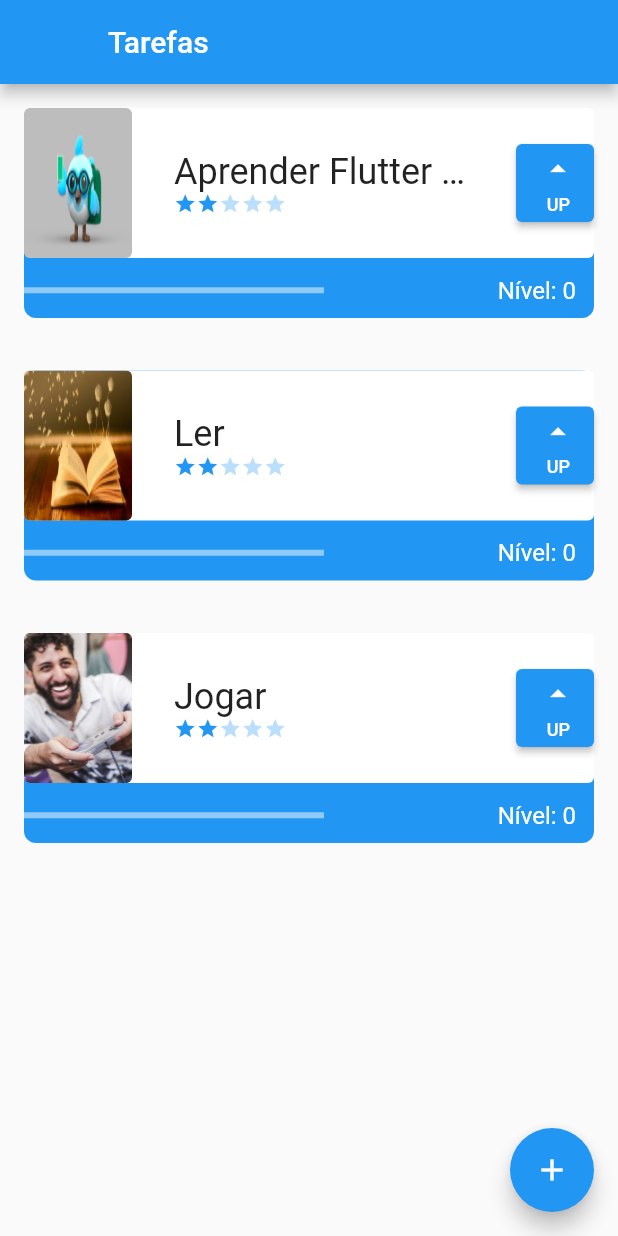
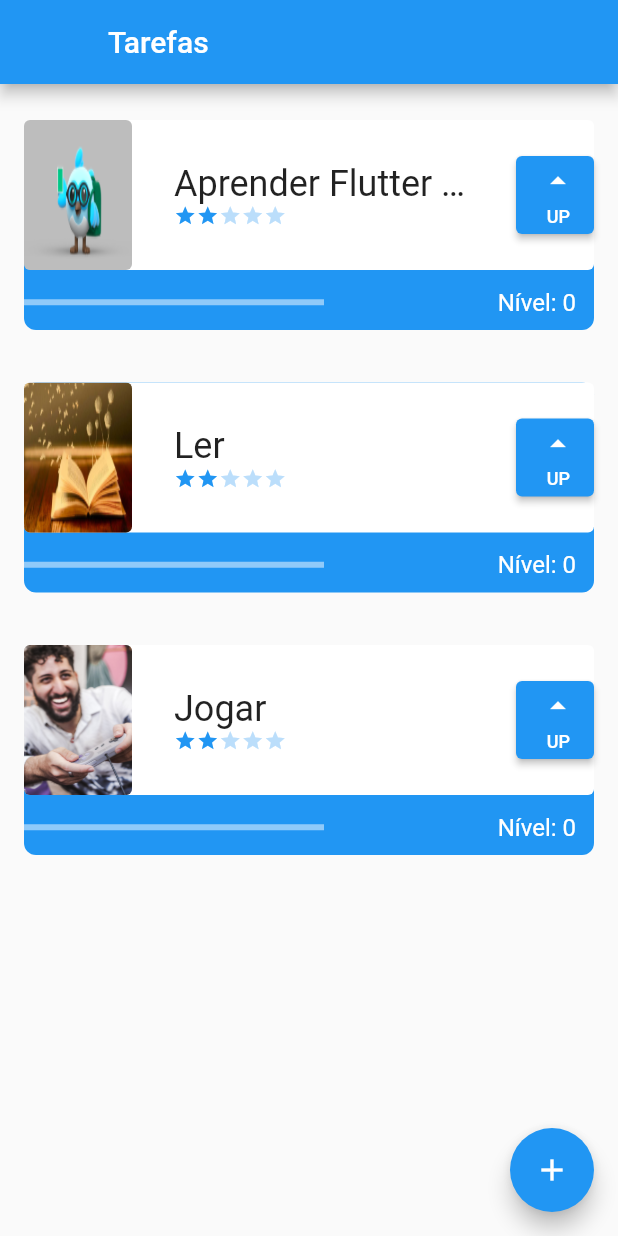
Before and after one commit to panjosbr/formation-flutter, a Flutter app: the screen it shows after launch, on a phone screen of 412 x 824 dp. Run offline on Flutter 3.47's test engine with Material 2 defaults, Android fonts, the phone set to English and light mode, and no system bars.

Commit message:
Adicionando inheritedWidget para compartilhar infos entre componentes

```diff
--- /dev/null
+++ b/flutter_widgets_states/lib/data/task_inherited.dart
@@ -0,0 +1,31 @@
+import 'package:flutter/material.dart';
+import 'package:flutter_widgets_states/widgets/task.widget.dart';
+
+class TaskInherited extends InheritedWidget {
+  TaskInherited({
+    Key? key,
+    required Widget child,
+  }) : super(key: key, child: child);
+
+  final List<TaskWidget> taskList = [
+    TaskWidget('Aprender Flutter Aprender', 'lib/assets/images/twitter.png', 5),
+    TaskWidget('Ler', 'lib/assets/images/livro.jpg', 3),
+    TaskWidget('Jogar', 'lib/assets/images/randon.jpg', 1),
+  ];
+
+  void newTask(String name, String photo, int difficulty) {
+    taskList.add(TaskWidget(name, photo, difficulty));
+  }
+
+  static TaskInherited of(BuildContext context) {
+    final TaskInherited? result =
+        context.dependOnInheritedWidgetOfExactType<TaskInherited>();
+    assert(result != null, 'No TaskInherited found in context');
+    return result!;
+  }
+
+  @override
+  bool updateShouldNotify(TaskInherited oldWidget) {
+    return oldWidget.taskList.length != taskList.length;
+  }
+}
--- a/flutter_widgets_states/lib/features/home/home.dart
+++ b/flutter_widgets_states/lib/features/home/home.dart
@@ -1,19 +1,18 @@
 import 'package:flutter/material.dart';
 import 'package:flutter/src/widgets/framework.dart';
 import 'package:flutter/src/widgets/placeholder.dart';
+import 'package:flutter_widgets_states/data/task_inherited.dart';
 import 'package:flutter_widgets_states/features/home/form.dart';
 import 'package:flutter_widgets_states/widgets/task.widget.dart';
 
 class HomePage extends StatefulWidget {
-  const HomePage({super.key});
+  const HomePage({Key? key}) : super(key: key);
 
   @override
   State<HomePage> createState() => _HomePageState();
 }
 
 class _HomePageState extends State<HomePage> {
-  bool opacity = true;
-
   @override
   Widget build(BuildContext context) {
     return Scaffold(
@@ -22,33 +21,20 @@ class _HomePageState extends State<HomePage> {
         title: const Text('Tarefas'),
       ),
       body: ListView(
-        children: const [
-          TaskWidget(
-            'Aprender Flutter Aprender',
-            'lib/assets/images/twitter.png',
-            5,
-          ),
-          TaskWidget(
-            'Ler',
-            'lib/assets/images/livro.jpg',
-            3,
-          ),
-          TaskWidget(
-            'Jogar',
-            'lib/assets/images/randon.jpg',
-            1,
-          ),
-          SizedBox(
-            height: 60,
-          )
-        ],
+        padding: const EdgeInsets.only(
+          top: 8,
+          bottom: 70,
+        ),
+        children: TaskInherited.of(context).taskList,
       ),
       floatingActionButton: FloatingActionButton(
         onPressed: () {
           Navigator.push(
               context,
               MaterialPageRoute(
-                builder: (BuildContext context) => const FormScreen(),
+                builder: (BuildContext newContext) => FormScreen(
+                  taskContext: context,
+                ),
               ));
         },
         child: const Icon(Icons.add),
--- a/flutter_widgets_states/lib/main.dart
+++ b/flutter_widgets_states/lib/main.dart
@@ -1,4 +1,5 @@
 import 'package:flutter/material.dart';
+import 'package:flutter_widgets_states/data/task_inherited.dart';
 import 'package:flutter_widgets_states/features/home/form.dart';
 import 'package:flutter_widgets_states/features/home/home.dart';
 
@@ -16,7 +17,9 @@ class MyApp extends StatelessWidget {
       theme: ThemeData(
         primarySwatch: Colors.blue,
       ),
-      home: const HomePage(),
+      home: TaskInherited(
+        child: const HomePage(),
+      ),
     );
   }
 }
--- a/flutter_widgets_states/lib/widgets/task.widget.dart
+++ b/flutter_widgets_states/lib/widgets/task.widget.dart
@@ -19,6 +19,8 @@ class TaskWidget extends StatefulWidget {
 
 class _TaskWidgetState extends State<TaskWidget> {
   int nivel = 0;
+
+  bool get assetOrNetwork => widget.url.contains('http');
 
   double validarDificuldade() {
     return (widget.dificuldade > 0) ? (nivel / widget.dificuldade) / 10 : 1;
@@ -57,10 +59,15 @@ class _TaskWidgetState extends State<TaskWidget> {
                       height: 100,
                       child: ClipRRect(
                         borderRadius: BorderRadius.circular(4),
-                        child: Image.asset(
-                          widget.url,
-                          fit: BoxFit.fill,
-                        ),
+                        child: assetOrNetwork
+                            ? Image.network(
+                                widget.url,
+                                fit: BoxFit.fill,
+                              )
+                            : Image.asset(
+                                widget.url,
+                                fit: BoxFit.fill,
+                              ),
                       ),
                     ),
                     Column(
```
Also changed, not shown: flutter_widgets_states/lib/features/home/form.dart (+15 -5 lines).
